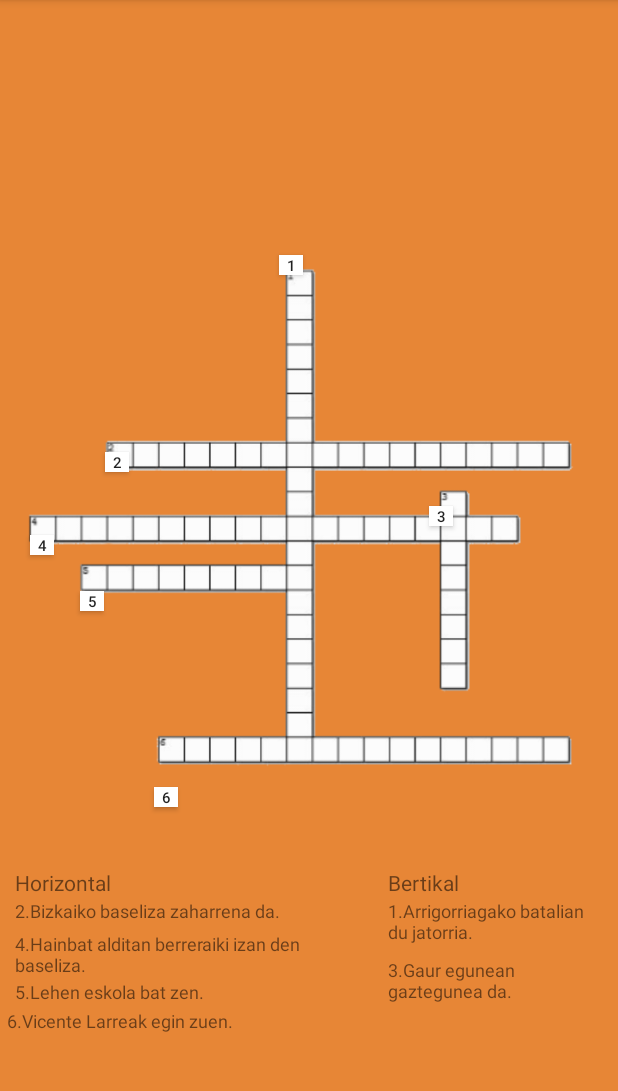
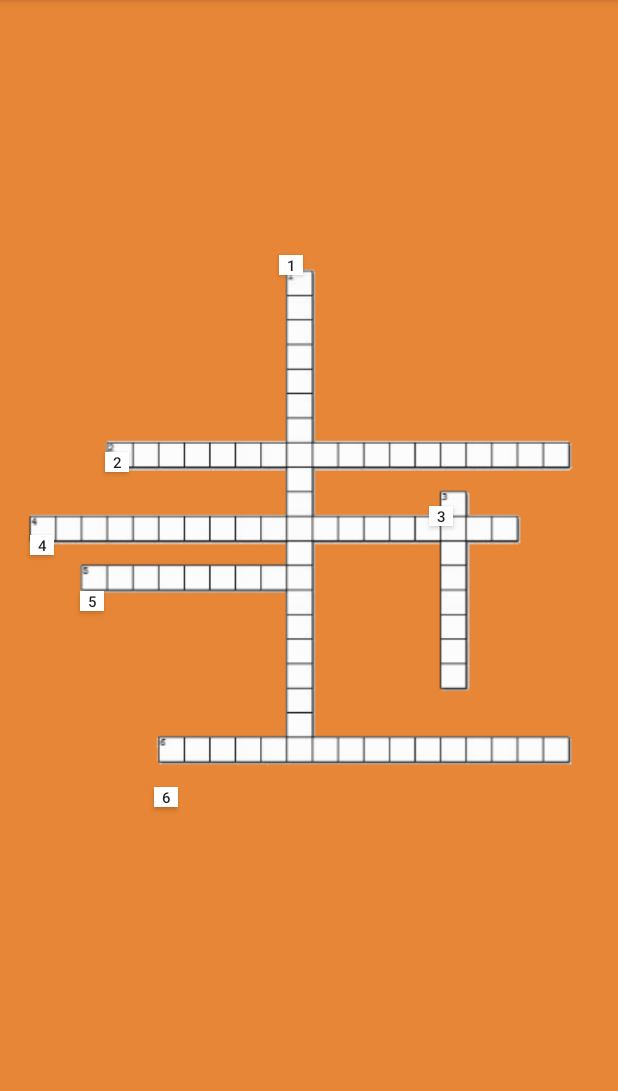
Before and after one commit to SsrJon/DidaktikApp, an Android app: the GurutzegramaActivity screen opened directly, with no data from a screen before it, on a phone screen of 412 x 824 dp, the part 84-1175 px from its top. Run offline under Robolectric (Android 15) with nearby library versions, the phone set to English and light mode, and no system bars.

Commit message:
Cruzada arreglada

```diff
--- a/app/src/main/res/layout/activity_gurutzegrama.xml
+++ b/app/src/main/res/layout/activity_gurutzegrama.xml
@@ -179,112 +179,11 @@
         app:layout_constraintStart_toStartOf="parent"
         app:layout_constraintTop_toTopOf="parent"
         app:layout_constraintVertical_bias="0.700" />
+    <!--android:id="@+id/responderGurutzegrama"-->
+
 
     <androidx.constraintlayout.widget.ConstraintLayout
         android:id="@+id/responderGurutzegrama"
-        android:layout_width="412dp"
-        android:layout_height="205dp"
-        app:layout_constraintBottom_toBottomOf="parent"
-        app:layout_constraintEnd_toEndOf="parent"
-        app:layout_constraintHorizontal_bias="0.0"
-        app:layout_constraintStart_toStartOf="parent"
-        app:layout_constraintTop_toTopOf="parent"
-        app:layout_constraintVertical_bias="1.0">
-
-        <TextView
-            android:id="@+id/preguntaHorizontalUno"
-            android:layout_width="197dp"
-            android:layout_height="22dp"
-            android:text="@string/horizontalUno"
-            android:textSize="12dp"
-            app:layout_constraintEnd_toEndOf="parent"
-            app:layout_constraintHorizontal_bias="0.046"
-            app:layout_constraintStart_toStartOf="parent"
-            app:layout_constraintTop_toBottomOf="@+id/tituloHorizontalGurutzegrama" />
-
-        <TextView
-            android:id="@+id/preguntaHorizontalTres"
-            android:layout_width="198dp"
-            android:layout_height="19dp"
-            android:text="@string/horizontalTres"
-            android:textSize="12dp"
-            app:layout_constraintEnd_toEndOf="parent"
-            app:layout_constraintHorizontal_bias="0.046"
-            app:layout_constraintStart_toStartOf="parent"
-            app:layout_constraintTop_toBottomOf="@+id/preguntaHorizontalDos" />
-
-        <TextView
-            android:id="@+id/preguntaHorizontalDos"
-            android:layout_width="192dp"
-            android:layout_height="32dp"
-            android:text="@string/horizontalDos"
-            android:textSize="12dp"
-            app:layout_constraintEnd_toEndOf="parent"
-            app:layout_constraintHorizontal_bias="0.046"
-            app:layout_constraintStart_toStartOf="parent"
-            app:layout_constraintTop_toBottomOf="@+id/preguntaHorizontalUno" />
-
-        <TextView
-            android:id="@+id/tituloVerticalGurutzegrama"
-            android:layout_width="100dp"
-            android:layout_height="20dp"
-            android:layout_marginTop="16dp"
-            android:text="@string/tituloVerticalGurutzegrama"
-            app:layout_constraintEnd_toEndOf="parent"
-            app:layout_constraintHorizontal_bias="0.83"
-            app:layout_constraintStart_toStartOf="parent"
-            app:layout_constraintTop_toTopOf="parent" />
-
-        <TextView
-            android:id="@+id/preguntaVerticalDos"
-            android:layout_width="140dp"
-            android:layout_height="38dp"
-            android:text="@string/verticalDos"
-            android:textSize="12dp"
-            app:layout_constraintBottom_toBottomOf="parent"
-            app:layout_constraintEnd_toEndOf="parent"
-            app:layout_constraintHorizontal_bias="0.952"
-            app:layout_constraintStart_toStartOf="parent"
-            app:layout_constraintTop_toBottomOf="@+id/preguntaVerticallUno"
-            app:layout_constraintVertical_bias="0.0" />
-
-        <TextView
-            android:id="@+id/preguntaHorizontalCuatro"
-            android:layout_width="197dp"
-            android:layout_height="18dp"
-            android:text="@string/horizontalCuatro"
-            android:textSize="12dp"
-            app:layout_constraintBottom_toBottomOf="parent"
-            app:layout_constraintEnd_toEndOf="parent"
-            app:layout_constraintHorizontal_bias="0.023"
-            app:layout_constraintStart_toStartOf="parent"
-            app:layout_constraintTop_toBottomOf="@+id/preguntaHorizontalTres"
-            app:layout_constraintVertical_bias="0.0" />
-
-        <TextView
-            android:id="@+id/tituloHorizontalGurutzegrama"
-            android:layout_width="100dp"
-            android:layout_height="20dp"
-            android:layout_marginTop="16dp"
-            android:text="@string/tituloHorizontalGurutzegrama"
-            app:layout_constraintEnd_toEndOf="parent"
-            app:layout_constraintHorizontal_bias="0.032"
-            app:layout_constraintStart_toStartOf="parent"
-            app:layout_constraintTop_toTopOf="parent" />
-
-        <TextView
-            android:id="@+id/preguntaVerticallUno"
-            android:layout_width="137dp"
-            android:layout_height="39dp"
-            android:text="@string/verticalUno"
-            android:textSize="12dp"
-            app:layout_constraintEnd_toEndOf="parent"
-            app:layout_constraintHorizontal_bias="0.941"
-            app:layout_constraintStart_toStartOf="parent"
-            app:layout_constraintTop_toBottomOf="@+id/tituloVerticalGurutzegrama" />
-    </androidx.constraintlayout.widget.ConstraintLayout>
-
-    <androidx.constraintlayout.widget.ConstraintLayout
         android:layout_width="412dp"
         android:layout_height="241dp"
         android:background="@color/blanco"
--- a/app/src/main/res/values/colors.xml
+++ b/app/src/main/res/values/colors.xml
@@ -11,7 +11,7 @@
     <color name="color_fondo_popUps1">#E6E5E4E8</color>
 
     <color name="color_fondo_popUps2">#E78636</color>
-    <color name="Fondo">#F1C68D</color>
+
 
     <color name="color1">#2B2B2B</color>
 
```
